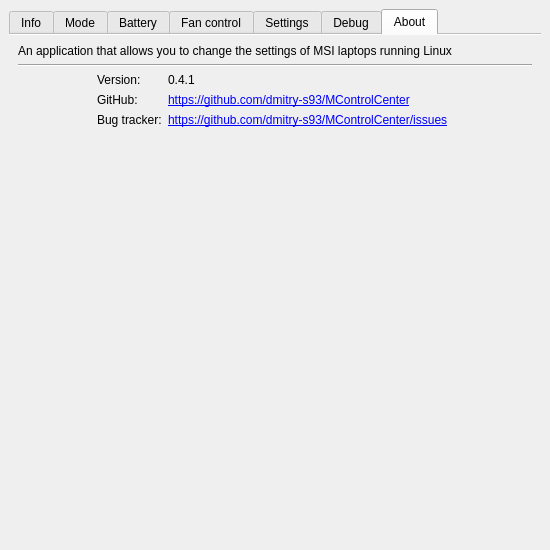
Before: the Qt Designer form src/mainwindow.ui in dmitry-s93/MControlCenter, drawn with Qt 5.
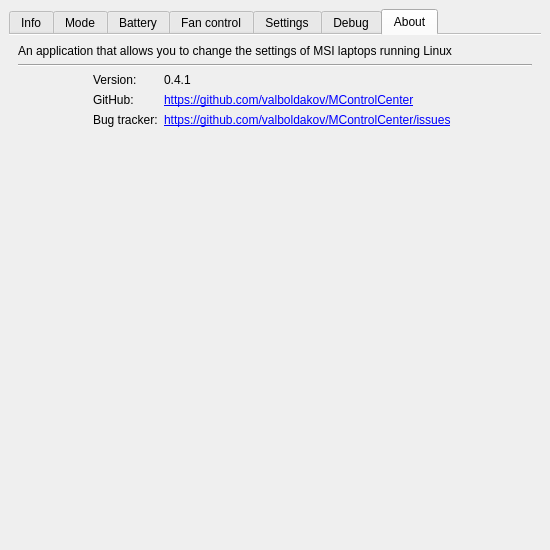
After: the same form once the commit is applied. The open tabs and pages were chosen to show the change.

Commit message: Update repository links

```diff
--- a/src/mainwindow.ui
+++ b/src/mainwindow.ui
@@ -1570,7 +1570,7 @@
           <item row="1" column="1">
            <widget class="QLabel" name="gitHubValueLabel">
             <property name="text">
-             <string notr="true">&lt;a href=&quot;https://github.com/dmitry-s93/MControlCenter&quot;&gt;https://github.com/dmitry-s93/MControlCenter&lt;/a&gt;</string>
+             <string notr="true">&lt;a href=&quot;https://github.com/valboldakov/MControlCenter&quot;&gt;https://github.com/valboldakov/MControlCenter&lt;/a&gt;</string>
             </property>
             <property name="openExternalLinks">
              <bool>true</bool>
@@ -1590,7 +1590,7 @@
           <item row="2" column="1">
            <widget class="QLabel" name="bugTrackerValueLabel">
             <property name="text">
-             <string notr="true">&lt;a href=&quot;https://github.com/dmitry-s93/MControlCenter/issues&quot;&gt;https://github.com/dmitry-s93/MControlCenter/issues&lt;/a&gt;</string>
+             <string notr="true">&lt;a href=&quot;https://github.com/valboldakov/MControlCenter/issues&quot;&gt;https://github.com/valboldakov/MControlCenter/issues&lt;/a&gt;</string>
             </property>
             <property name="openExternalLinks">
              <bool>true</bool>
```
The commit also changes 1 other file.
